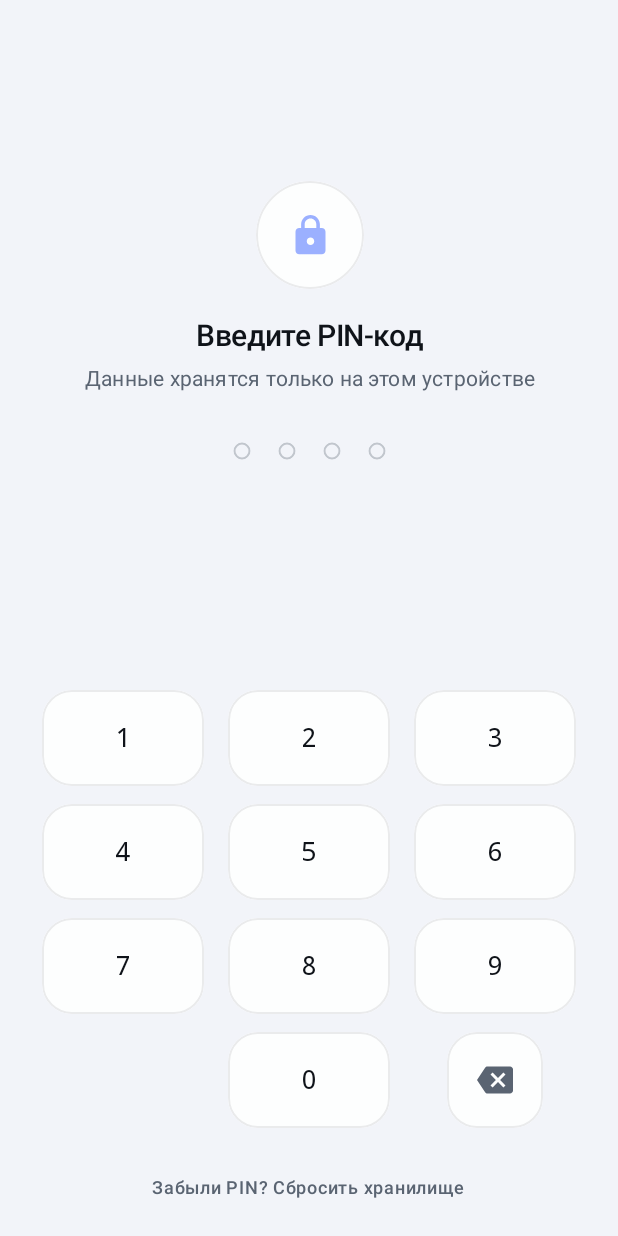
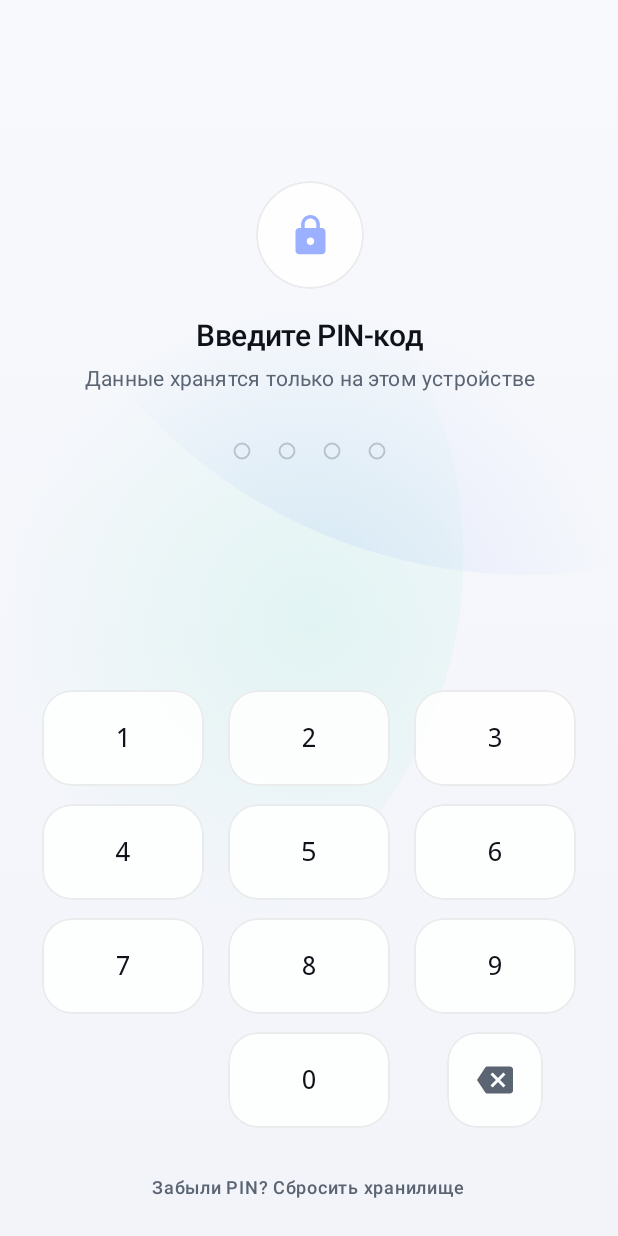
Before and after one commit to cxstx13/wallet, an Android app built with Jetpack Compose: the composable LockScreen shown on its own in the app's theme, on a phone screen of 412 x 824 dp. Run offline under Robolectric (Android 15) with nearby library versions, the phone set to English and light mode, and no system bars; 6 statements that could not run were skipped.

Commit message:
Update LockScreen.kt

```diff
--- a/app/src/main/java/ru/rfdocs/wallet/ui/LockScreen.kt
+++ b/app/src/main/java/ru/rfdocs/wallet/ui/LockScreen.kt
@@ -1,7 +1,6 @@
 package ru.rfdocs.wallet.ui
 
 import android.content.Context
-import androidx.compose.foundation.background
 import androidx.compose.foundation.layout.Box
 import androidx.compose.foundation.layout.Column
 import androidx.compose.foundation.layout.Spacer
@@ -39,6 +38,7 @@ import ru.rfdocs.wallet.security.CryptoManager
 import ru.rfdocs.wallet.security.LockManager
 import ru.rfdocs.wallet.security.PinVault
 import ru.rfdocs.wallet.security.SecurePrefs
+import ru.rfdocs.wallet.ui.components.WalletBackground
 import ru.rfdocs.wallet.ui.theme.Palette
 
 fun Context.findFragmentActivity(): FragmentActivity? {
@@ -113,11 +113,7 @@ fun LockScreen(
         }
     }
 
-    Box(
-        modifier = Modifier
-            .fillMaxSize()
-            .background(MaterialTheme.colorScheme.background)
-    ) {
+    WalletBackground {
         Column(
             modifier = Modifier
                 .fillMaxSize()
@@ -170,7 +166,7 @@ fun LockScreen(
         AlertDialog(
             onDismissRequest = { showReset = false },
             title = { Text("Сбросить хранилище?") },
-            text = { Text("Все сохранённые документы и PIN-код будут безвозвратно удалены с устройства.") },
+            text = { Text("Все сохранённые документы и PIN-код будут удалены с устройства.") },
             confirmButton = {
                 TextButton(onClick = {
                     showReset = false
```
